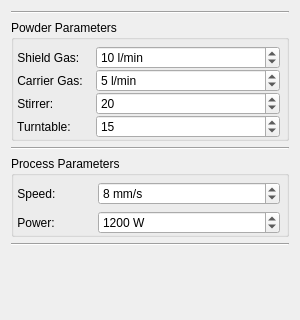
openlmd/cyplam, file cyplam_robviz/resources/param.ui: the form before one commit; both pictures show x 0 to 300 and y 0 to 320 of the 300 by 500 pixel window.
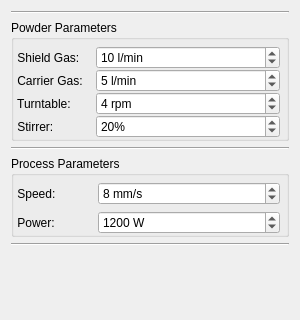
The form after the commit.

What changed in the file:
```diff
--- a/cyplam_robviz/resources/param.ui
+++ b/cyplam_robviz/resources/param.ui
@@ -140,7 +140,48 @@
           </property>
          </widget>
         </item>
+        <item row="2" column="0">
+         <widget class="QLabel" name="lblTurntable">
+          <property name="font">
+           <font>
+            <weight>50</weight>
+            <bold>false</bold>
+           </font>
+          </property>
+          <property name="text">
+           <string> Turntable:   </string>
+          </property>
+         </widget>
+        </item>
         <item row="2" column="1">
+         <widget class="QDoubleSpinBox" name="sbTurntable">
+          <property name="minimumSize">
+           <size>
+            <width>0</width>
+            <height>20</height>
+           </size>
+          </property>
+          <property name="font">
+           <font>
+            <weight>50</weight>
+            <bold>false</bold>
+           </font>
+          </property>
+          <property name="suffix">
+           <string> rpm</string>
+          </property>
+          <property name="decimals">
+           <number>0</number>
+          </property>
+          <property name="maximum">
+           <double>10.000000000000000</double>
+          </property>
+          <property name="value">
+           <double>4.000000000000000</double>
+          </property>
+         </widget>
+        </item>
+        <item row="3" column="1">
          <widget class="QDoubleSpinBox" name="sbStirrer">
           <property name="minimumSize">
            <size>
@@ -154,6 +195,9 @@
             <bold>false</bold>
            </font>
           </property>
+          <property name="suffix">
+           <string>%</string>
+          </property>
           <property name="decimals">
            <number>0</number>
           </property>
@@ -165,7 +209,7 @@
           </property>
          </widget>
         </item>
-        <item row="2" column="0">
+        <item row="3" column="0">
          <widget class="QLabel" name="lblStirrer">
           <property name="font">
            <font>
@@ -178,44 +222,6 @@
           </property>
          </widget>
         </item>
-        <item row="3" column="1">
-         <widget class="QDoubleSpinBox" name="sbTurntable">
-          <property name="minimumSize">
-           <size>
-            <width>0</width>
-            <height>20</height>
-           </size>
-          </property>
-          <property name="font">
-           <font>
-            <weight>50</weight>
-            <bold>false</bold>
-           </font>
-          </property>
-          <property name="decimals">
-           <number>0</number>
-          </property>
-          <property name="maximum">
-           <double>50.000000000000000</double>
-          </property>
-          <property name="value">
-           <double>15.000000000000000</double>
-          </property>
-         </widget>
-        </item>
-        <item row="3" column="0">
-         <widget class="QLabel" name="lblTurntable">
-          <property name="font">
-           <font>
-            <weight>50</weight>
-            <bold>false</bold>
-           </font>
-          </property>
-          <property name="text">
-           <string> Turntable:   </string>
-          </property>
-         </widget>
-        </item>
        </layout>
       </item>
      </layout>
```
Left out of the diff: 2 changed lines with no effect on the pictures.
